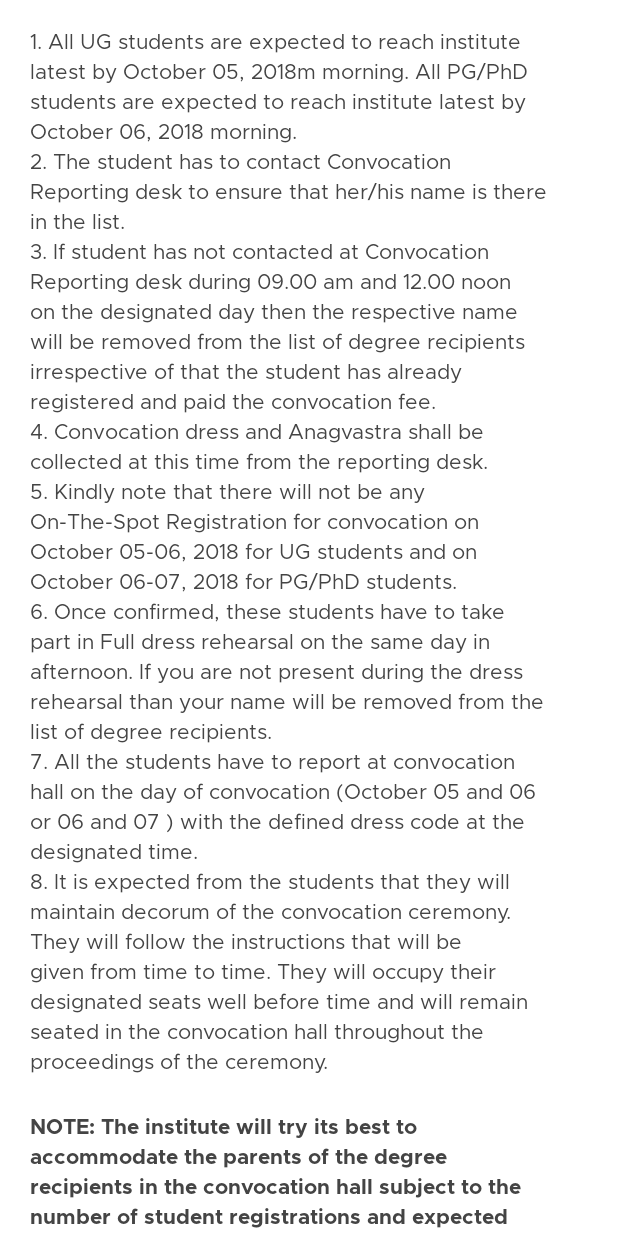
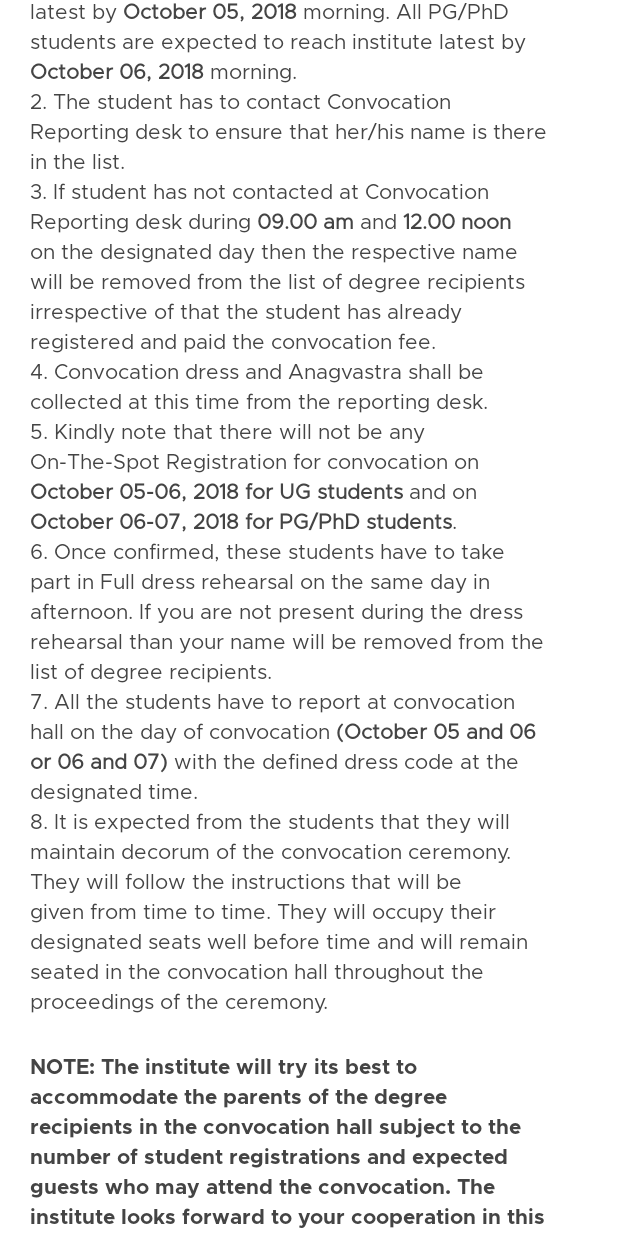
Before and after one commit to mdg-iitr/convocation-android, an Android app: the layout fragment_instructions.xml on its own in the app's theme, with its tools: preview values and no code run, scrolled down 1153 dp, on a phone screen of 412 x 824 dp. Run offline under Robolectric (Android 15) with nearby library versions, the phone set to English and light mode, and no system bars; network calls fail.

Commit message:
BOLD kardi dates

```diff
--- a/app/src/main/res/values/strings.xml
+++ b/app/src/main/res/values/strings.xml
@@ -80,26 +80,26 @@
     <string name="default_notification_channel_id">default_channel</string>
 
     <string name="instructions_eligibility_title">Eligibility for Convocation</string>
-    <string name="instructions_eligibility_body">All those students of UG (B.Tech./B.Arch./IDD/IMT/IMS), PG (MSc/M.Tech./MURP/MArch) and PhD programme who have completed their respective degree requirements by September 23, 2018 will be awarded degree in Convocation 2018.</string>
+    <string name="instructions_eligibility_body">All those students of UG (B.Tech./B.Arch./IDD/IMT/IMS), PG (MSc/M.Tech./MURP/MArch) and PhD programme who have completed their respective degree requirements by <b>September 23, 2018</b> will be awarded degree in Convocation 2018.</string>
 
     <string name="instructions_attending_title">Instructions for attending convocation</string>
-    <string name="instructions_attending_body">Convocation will be held on two successive days i.e.October 06, 2018 and October 07, 2018 , separately for UG(B.Tech/BArch/IDD/IMT/IMS)and PG(MSc/M.Tech./March/MURP)/PhD students respectively. All those students of UG, PG and PhD programme who have completed the degree requirements by September 23, 2018 will be awarded degree in Convocation 2018.\nKindly read these instructions before filling the registration form. You are expected to abide by the given instructions before and during the Convocation 2018 . Kindly visit Convocation website on or after September 01, 2018 to register for Convocation 2018 .</string>
+    <string name="instructions_attending_body">Convocation will be held on two successive days i.e.<b>October 06, 2018</b> and <b>October 07, 2018</b> , separately for UG(B.Tech/BArch/IDD/IMT/IMS)and PG(MSc/M.Tech./March/MURP)/PhD students respectively. All those students of UG, PG and PhD programme who have completed the degree requirements by <b>September 23, 2018</b> will be awarded degree in Convocation 2018.\nKindly read these instructions before filling the registration form. You are expected to abide by the given instructions before and during the Convocation 2018.</string>
 
     <string name="instructions_registration_title">Registration</string>
-    <string name="instructions_registration_body">Each student has to register online to attend Convocation 2018 . The online registration portal will become live on September 01, 2018 and will close on September 23, 2018 midnight . You can access registration portal by clicking at ‘Register Here’ under Registration head. You will not be able to submit the form until convocation fee has been paid and its transaction ID is inserted in the registration form. Those who have successfully registered will be included in the list of degree recipients. Online registration is mandatory and any student who does not complete the online registration will not be allowed to attend the Convocation even if he/she physically reports for the same.</string>
+    <string name="instructions_registration_body">Each student has to register online to attend Convocation 2018 . The online registration portal will become live on <b>September 01, 2018</b> and will close on <b>September 23, 2018 midnight</b> . You can access registration portal by clicking at ‘Register Here’ under Registration head. You will not be able to submit the form until convocation fee has been paid and its transaction ID is inserted in the registration form. Those who have successfully registered will be included in the list of degree recipients. Online registration is mandatory and any student who does not complete the online registration will not be allowed to attend the Convocation even if he/she physically reports for the same.</string>
 
     <string name="instructions_fees_title">Convocation Fee</string>
     <string name="instructions_fees_body">The students, who are desirous to attend Convocation 2018 , will have to pay online <b>Rs 1500/-(Rupees Fifteen Hundred only)</b>. Use <b>SBI Collect (State Bank Collect)</b> for the payment as done for online fee deposit. The head for payment will be \'Convocation 2018'.</string>
 
     <string name="instructions_mandatory_title">Mandatory</string>
     <string name="instructions_mandatory_body">
-        1. All UG students are expected to reach institute latest by October 05, 2018m morning. All PG/PhD students are expected to reach institute latest by October 06, 2018 morning.
+        1. All UG students are expected to reach institute latest by <b>October 05, 2018</b> morning. All PG/PhD students are expected to reach institute latest by <b>October 06, 2018</b> morning.
         \n2. The student has to contact Convocation Reporting desk to ensure that her/his name is there in the list.
-        \n3. If student has not contacted at Convocation Reporting desk during 09.00 am and 12.00 noon on the designated day then the respective name will be removed from the list of degree recipients irrespective of that the student has already registered and paid the convocation fee.
+        \n3. If student has not contacted at Convocation Reporting desk during <b>09.00 am</b> and <b>12.00 noon</b> on the designated day then the respective name will be removed from the list of degree recipients irrespective of that the student has already registered and paid the convocation fee.
         \n4. Convocation dress and Anagvastra shall be collected at this time from the reporting desk.
-        \n5. Kindly note that there will not be any On-The-Spot Registration for convocation on October 05-06, 2018 for UG students and on October 06-07, 2018 for PG/PhD students.
+        \n5. Kindly note that there will not be any On-The-Spot Registration for convocation on <b>October 05-06, 2018 for UG students</b> and on <b>October 06-07, 2018 for PG/PhD students</b>.
         \n6. Once confirmed, these students have to take part in Full dress rehearsal on the same day in afternoon. If you are not present during the dress rehearsal than your name will be removed from the list of degree recipients.
-        \n7. All the students have to report at convocation hall on the day of convocation (October 05 and 06 or 06 and 07 ) with the defined dress code at the designated time.
+        \n7. All the students have to report at convocation hall on the day of convocation <b>(October 05 and 06 or 06 and 07)</b> with the defined dress code at the designated time.
         \n8. It is expected from the students that they will maintain decorum of the convocation ceremony. They will follow the instructions that will be given from time to time. They will occupy their designated seats well before time and will remain seated in the convocation hall throughout the proceedings of the ceremony.
     </string>
 
```
